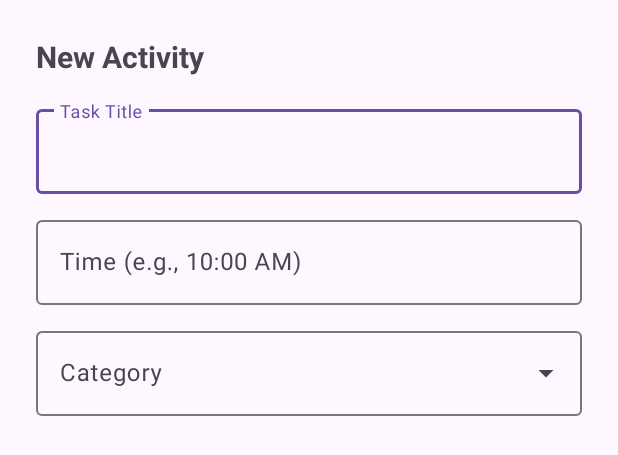
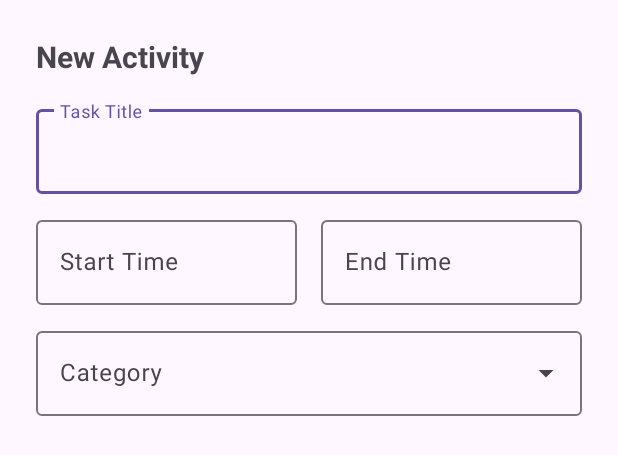
Before and after one commit to Jiks2217/daily-planner, an Android app: the layout dialog_add_activity.xml on its own in the app's theme, with its tools: preview values and no code run, on a phone screen of 412 x 824 dp. Shown: the top 455 px of the screen. Run offline under Robolectric (Android 15) with nearby library versions, the phone set to English and light mode, and no system bars; network calls fail.

Commit message:
Phase 3B: Added Start/End times and Alarm/Vibration logic

```diff
--- a/app/src/main/java/com/group5/dailyplanner/AppDatabase.java
+++ b/app/src/main/java/com/group5/dailyplanner/AppDatabase.java
@@ -5,7 +5,7 @@ import androidx.room.Database;
 import androidx.room.Room;
 import androidx.room.RoomDatabase;
 
-@Database(entities = {ActivityItem.class}, version = 1, exportSchema = false)
+@Database(entities = {ActivityItem.class}, version = 2, exportSchema = false)
 public abstract class AppDatabase extends RoomDatabase {
     private static AppDatabase instance;
 
--- a/app/src/main/res/layout/dialog_add_activity.xml
+++ b/app/src/main/res/layout/dialog_add_activity.xml
@@ -24,16 +24,41 @@
             android:layout_height="wrap_content" />
     </com.google.android.material.textfield.TextInputLayout>
 
-    <com.google.android.material.textfield.TextInputLayout
+    <!-- Start and End Time Row -->
+    <LinearLayout
         android:layout_width="match_parent"
         android:layout_height="wrap_content"
-        android:hint="Time (e.g., 10:00 AM)"
+        android:orientation="horizontal"
         android:layout_marginBottom="12dp">
-        <com.google.android.material.textfield.TextInputEditText
-            android:id="@+id/etTime"
-            android:layout_width="match_parent"
-            android:layout_height="wrap_content" />
-    </com.google.android.material.textfield.TextInputLayout>
+
+        <com.google.android.material.textfield.TextInputLayout
+            android:layout_width="0dp"
+            android:layout_height="wrap_content"
+            android:layout_weight="1"
+            android:hint="Start Time"
+            android:layout_marginEnd="8dp">
+            <com.google.android.material.textfield.TextInputEditText
+                android:id="@+id/etStartTime"
+                android:layout_width="match_parent"
+                android:layout_height="wrap_content"
+                android:focusable="false"
+                android:clickable="true" />
+        </com.google.android.material.textfield.TextInputLayout>
+
+        <com.google.android.material.textfield.TextInputLayout
+            android:layout_width="0dp"
+            android:layout_height="wrap_content"
+            android:layout_weight="1"
+            android:hint="End Time"
+            android:layout_marginStart="8dp">
+            <com.google.android.material.textfield.TextInputEditText
+                android:id="@+id/etEndTime"
+                android:layout_width="match_parent"
+                android:layout_height="wrap_content"
+                android:focusable="false"
+                android:clickable="true" />
+        </com.google.android.material.textfield.TextInputLayout>
+    </LinearLayout>
 
     <com.google.android.material.textfield.TextInputLayout
         style="@style/Widget.Material3.TextInputLayout.OutlinedBox.ExposedDropdownMenu"
```
Also changed, not shown: app/src/main/AndroidManifest.xml (+19 -2 lines), app/src/main/java/com/group5/dailyplanner/ActivityAdapter.java (+2 -6 lines), app/src/main/java/com/group5/dailyplanner/ActivityItem.java (+5 -3 lines), app/src/main/java/com/group5/dailyplanner/AlarmReceiver.java (added, +47 -0 lines), app/src/main/java/com/group5/dailyplanner/ScheduleFragment.java (+99 -18 lines).
